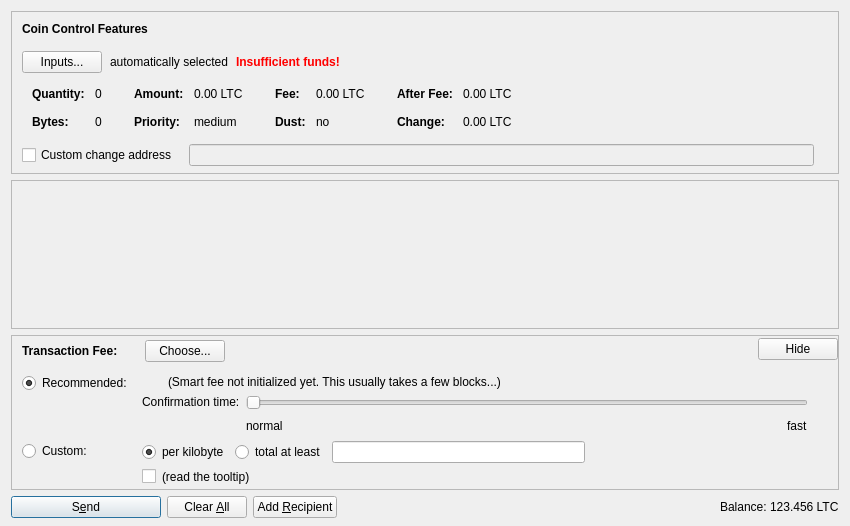
Above: src/qt/forms/sendcoinsdialog.ui from lubosz/litecoin before the change. Below: the same form after it.
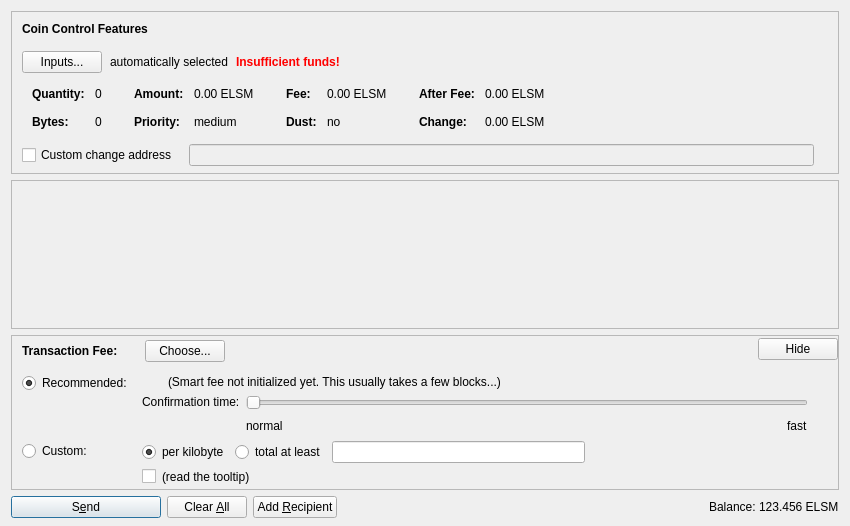
That is the form after the change. Icons and pictures are not drawn. Custom widgets are drawn as their Qt base class.

Commit message: rename: LTC to ELSM.

```diff
--- a/src/qt/forms/sendcoinsdialog.ui
+++ b/src/qt/forms/sendcoinsdialog.ui
@@ -324,7 +324,7 @@
                   <enum>Qt::ActionsContextMenu</enum>
                  </property>
                  <property name="text">
-                  <string notr="true">0.00 LTC</string>
+                  <string notr="true">0.00 ELSM</string>
                  </property>
                  <property name="textInteractionFlags">
                   <set>Qt::LinksAccessibleByMouse|Qt::TextSelectableByKeyboard|Qt::TextSelectableByMouse</set>
@@ -404,7 +404,7 @@
                   <enum>Qt::ActionsContextMenu</enum>
                  </property>
                  <property name="text">
-                  <string notr="true">0.00 LTC</string>
+                  <string notr="true">0.00 ELSM</string>
                  </property>
                  <property name="textInteractionFlags">
                   <set>Qt::LinksAccessibleByMouse|Qt::TextSelectableByKeyboard|Qt::TextSelectableByMouse</set>
@@ -484,7 +484,7 @@
                   <enum>Qt::ActionsContextMenu</enum>
                  </property>
                  <property name="text">
-                  <string notr="true">0.00 LTC</string>
+                  <string notr="true">0.00 ELSM</string>
                  </property>
                  <property name="textInteractionFlags">
                   <set>Qt::LinksAccessibleByMouse|Qt::TextSelectableByKeyboard|Qt::TextSelectableByMouse</set>
@@ -513,7 +513,7 @@
                   <enum>Qt::ActionsContextMenu</enum>
                  </property>
                  <property name="text">
-                  <string notr="true">0.00 LTC</string>
+                  <string notr="true">0.00 ELSM</string>
                  </property>
                  <property name="textInteractionFlags">
                   <set>Qt::LinksAccessibleByMouse|Qt::TextSelectableByKeyboard|Qt::TextSelectableByMouse</set>
@@ -1299,7 +1299,7 @@
           <cursorShape>IBeamCursor</cursorShape>
          </property>
          <property name="text">
-          <string notr="true">123.456 LTC</string>
+          <string notr="true">123.456 ELSM</string>
          </property>
          <property name="textInteractionFlags">
           <set>Qt::LinksAccessibleByMouse|Qt::TextSelectableByKeyboard|Qt::TextSelectableByMouse</set>
```
The commit also changes 9 other files.
